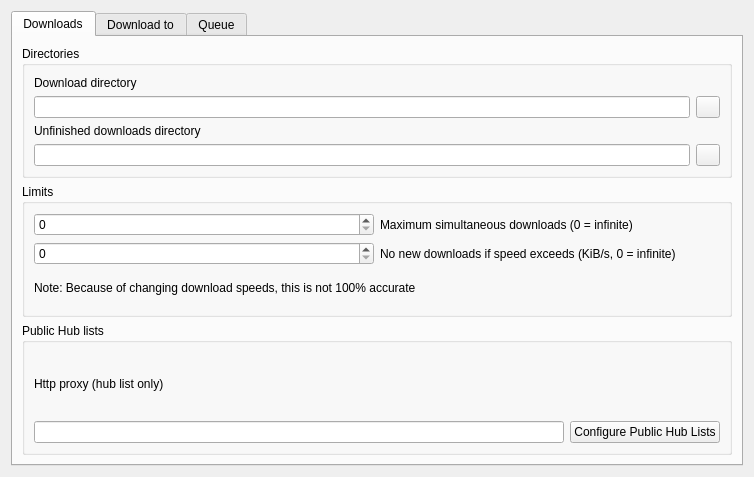
First picture: the form in eiskaltdcpp/ui/UISettingsDownloads.ui, repository eiskaltdcpp/eiskaltdcpp, before the edit.
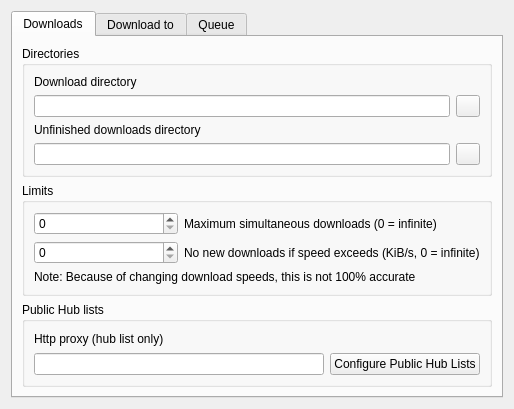
Second picture: the form after the edit.

What changed in the file:
```diff
--- a/eiskaltdcpp/ui/UISettingsDownloads.ui
+++ b/eiskaltdcpp/ui/UISettingsDownloads.ui
@@ -6,8 +6,8 @@
    <rect>
     <x>0</x>
     <y>0</y>
-    <width>754</width>
-    <height>477</height>
+    <width>510</width>
+    <height>354</height>
    </rect>
   </property>
   <property name="windowTitle">
```
